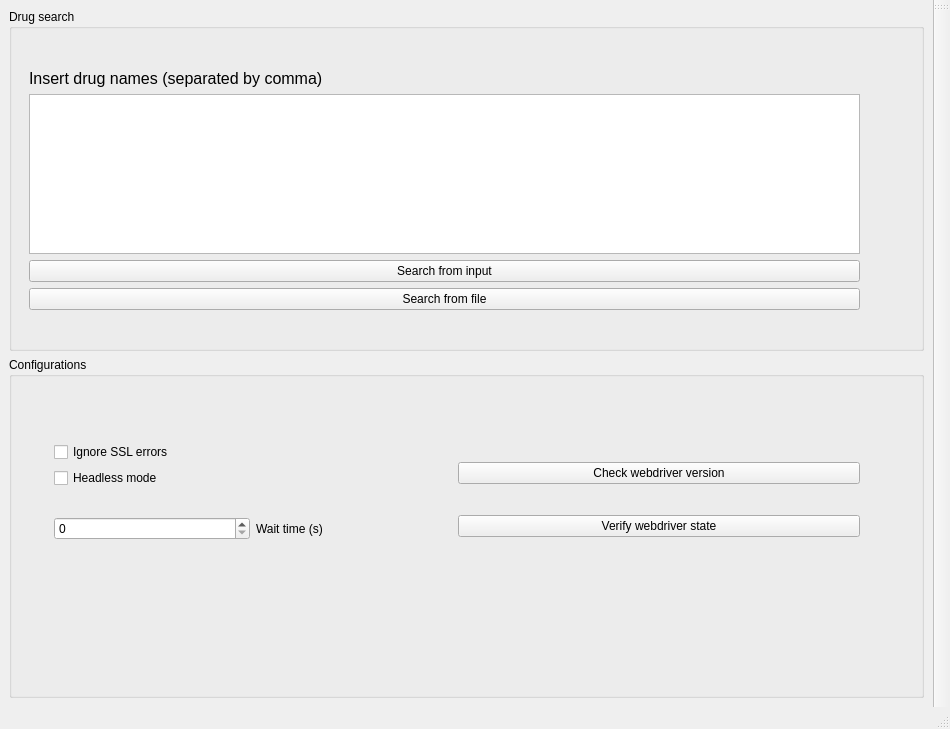
CTCycle/EMADB-Autopilot, file EMADB/commons/interface/layout/window.ui: the form before one commit.
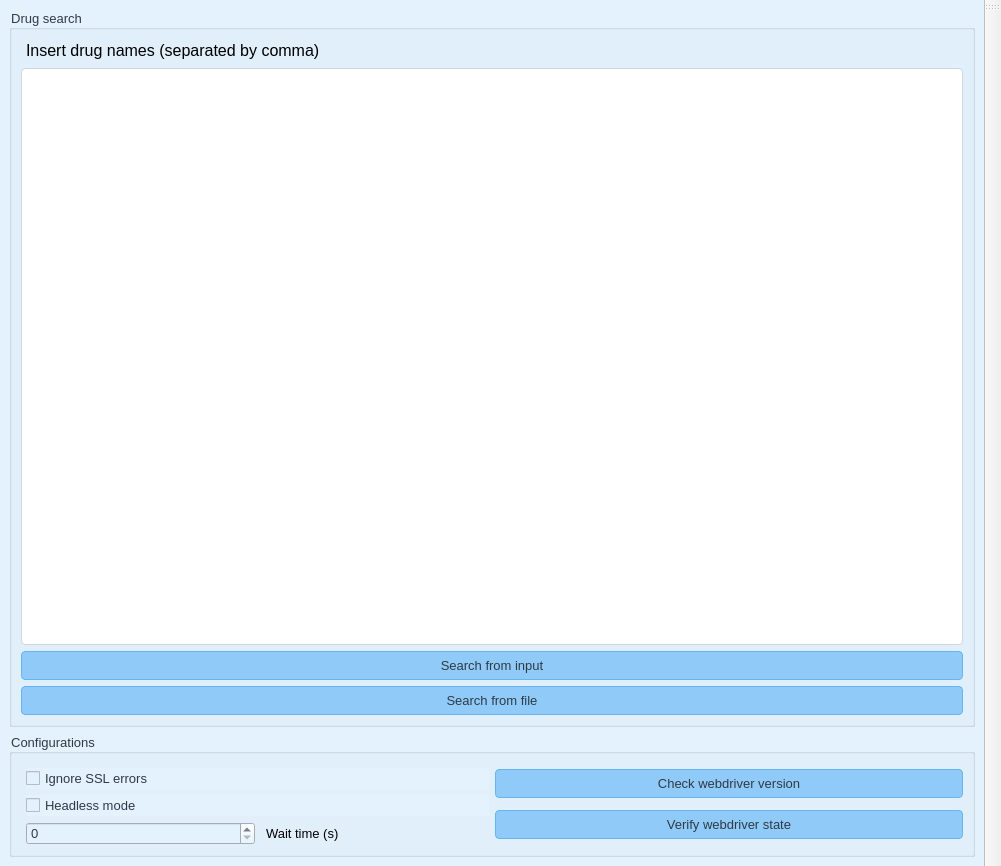
The form after the commit.

Commit message: changed ui style, updated README

```diff
--- a/EMADB/commons/interface/layout/window.ui
+++ b/EMADB/commons/interface/layout/window.ui
@@ -6,35 +6,174 @@
    <rect>
     <x>0</x>
     <y>0</y>
-    <width>950</width>
-    <height>729</height>
+    <width>1001</width>
+    <height>866</height>
    </rect>
   </property>
   <property name="minimumSize">
    <size>
-    <width>950</width>
-    <height>700</height>
+    <width>800</width>
+    <height>500</height>
    </size>
   </property>
   <property name="windowTitle">
    <string>MainWindow</string>
   </property>
   <widget class="QWidget" name="centralwidget">
+   <property name="styleSheet">
+    <string notr="true">/* soft-solid-blue-solid.qss – flat pale-blue background with blue buttons */
+
+/* 1. Base window/background */
+QWidget {
+    background-color: #e3f2fd;            /* solid pale sky blue */
+    color: #2e3a46;                       /* dark slate for text */
+    font-family: &quot;Segoe UI&quot;, sans-serif;
+    font-size: 10pt;
+}
+
+/* 2. Labels */
+QLabel {
+    background-color: transparent;
+    color: inherit;
+    padding: 2px;
+}
+
+/* 3. Buttons */
+QPushButton {
+    background-color: #90caf9;            /* light sky blue */
+    border: 1px solid #64b5f6;
+    border-radius: 4px;
+    padding: 6px 12px;
+}
+QPushButton:hover {
+    background-color: #64b5f6;
+}
+QPushButton:pressed {
+    background-color: #42a5f5;
+}
+
+/* 4. Line edits and text areas */
+QLineEdit, QTextEdit, QPlainTextEdit {
+    background-color: #ffffff;
+    border: 1px solid #cfd8dc;
+    border-radius: 4px;
+    padding: 4px;
+}
+QLineEdit:focus, QTextEdit:focus, QPlainTextEdit:focus {
+    border: 1px solid #90a4ae;
+}
+
+/* 5. Combo boxes */
+QComboBox {
+    background-color: #ffffff;
+    border: 1px solid #cfd8dc;
+    border-radius: 4px;
+    padding: 4px 24px 4px 8px;
+}
+QComboBox::drop-down {
+    subcontrol-origin: padding;
+    subcontrol-position: top right;
+    width: 16px;
+    border-left: 1px solid #cfd8dc;
+}
+
+/* 6. Tabs */
+QTabWidget::pane {
+    border: 1px solid #cfd8dc;
+    border-radius: 4px;
+}
+QTabBar::tab {
+    background: #90caf9;
+    border: 1px solid #64b5f6;
+    border-bottom: none;
+    border-top-left-radius: 4px;
+    border-top-right-radius: 4px;
+    padding: 6px 12px;
+    margin-right: -1px;
+}
+QTabBar::tab:selected {
+    background: #ffffff;
+    border-color: #64b5f6;
+}
+
+/* 7. Scrollbars */
+QScrollBar:vertical {
+    background: #eceff1;
+    width: 8px;
+    margin: 16px 0 16px 0;
+    border-radius: 4px;
+}
+QScrollBar::handle:vertical {
+    background: #cfd8dc;
+    min-height: 20px;
+    border-radius: 4px;
+}
+QScrollBar::handle:vertical:hover {
+    background: #b0bec5;
+}
+QScrollBar::add-line, QScrollBar::sub-line {
+    height: 0;
+}
+
+/* 8. Menu bar &amp; menus */
+QMenuBar {
+    background-color: #e3f2fd;
+    border: 1px solid #cfd8dc;
+}
+QMenuBar::item {
+    spacing: 3px;
+    padding: 4px 10px;
+}
+QMenuBar::item:selected {
+    background: #90caf9;
+}
+QMenu {
+    background-color: #ffffff;
+    border: 1px solid #cfd8dc;
+}
+QMenu::item {
+    padding: 4px 24px 4px 20px;
+}
+QMenu::item:selected {
+    background-color: #90caf9;
+}
+
+/* 9. Tooltips */
+QToolTip {
+    background-color: #fff9c4;
+    color: #2e3a46;
+    border: 1px solid #cfd8dc;
+    padding: 4px;
+    border-radius: 4px;
+}
+
+/* 10. Headers (QTreeView/QTableView) */
+QHeaderView::section {
+    background-color: #90caf9;
+    padding: 4px;
+    border: 1px solid #64b5f6;
+}
+
+/* 11. Tables and lists */
+QTableView, QListView, QTreeView {
+    background-color: #ffffff;
+    gridline-color: #eceff1;
+    alternate-background-color: #e3f2fd;
+}
+QTableView::item:selected, QListView::item:selected, QTreeView::item:selected {
+    background-color: #64b5f6;
+    color: #ffffff;
+}
+</string>
+   </property>
    <layout class="QGridLayout" name="gridLayout">
     <item row="0" column="0">
      <widget class="QGroupBox" name="groupBoxDrugSearch">
       <property name="title">
        <string>Drug search</string>
       </property>
-      <widget class="QWidget" name="layoutWidget">
-       <property name="geometry">
-        <rect>
-         <x>20</x>
-         <y>60</y>
-         <width>831</width>
-         <height>241</height>
-        </rect>
-       </property>
+      <layout class="QVBoxLayout" name="verticalLayout_10">
+       <item>
        <layout class="QVBoxLayout" name="verticalLayout">
         <item>
          <widget class="QLabel" name="inputLabel">
@@ -61,7 +200,8 @@
          </widget>
         </item>
        </layout>
-      </widget>
+       </item>
+      </layout>
      </widget>
     </item>
     <item row="1" column="0">
@@ -69,15 +209,8 @@
       <property name="title">
        <string>Configurations</string>
       </property>
-      <widget class="QWidget" name="">
-       <property name="geometry">
-        <rect>
-         <x>40</x>
-         <y>80</y>
-         <width>811</width>
-         <height>127</height>
-        </rect>
-       </property>
+      <layout class="QHBoxLayout" name="horizontalLayout">
+       <item>
        <layout class="QHBoxLayout" name="horizontalLayout_2">
         <item>
          <layout class="QVBoxLayout" name="verticalLayout_3">
@@ -147,7 +280,8 @@
          </layout>
         </item>
        </layout>
-      </widget>
+       </item>
+      </layout>
      </widget>
     </item>
    </layout>
@@ -162,7 +296,6 @@
     </rect>
    </property>
   </widget>
-  <widget class="QStatusBar" name="statusBar"/>
   <widget class="QToolBar" name="toolBar">
    <property name="windowTitle">
     <string>toolBar</string>
```
Left out of the diff: 13 changed lines with no effect on the pictures. Lines whose indentation alone changed are shown as unchanged. The commit also changes 2 other files.
